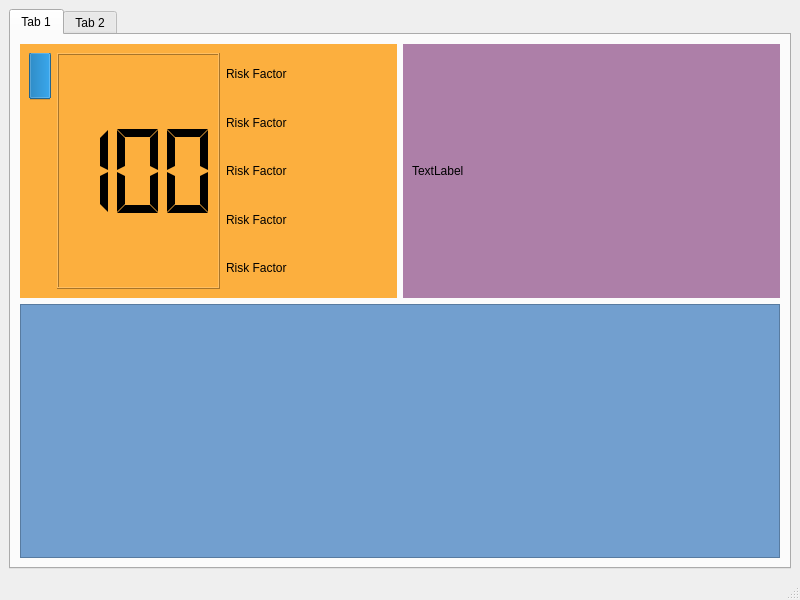
This is designer/dashboard.ui in effohenteee/SafeWaze as Qt 5 draws it before an edit. The edited form follows.
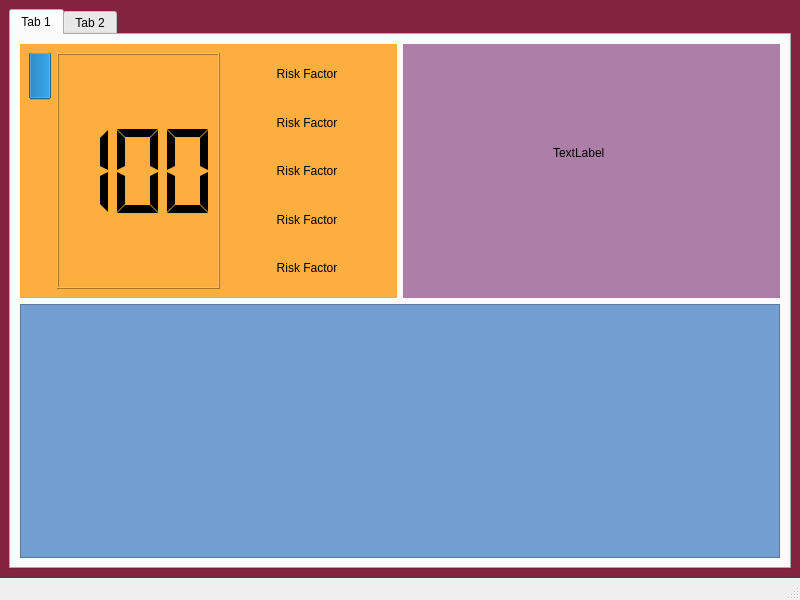
This is the edited form. Icons and pictures are not drawn.

Commit message: Add dashboard class as the main window

Diff of the .ui file:
```diff
--- a/designer/dashboard.ui
+++ b/designer/dashboard.ui
@@ -17,7 +17,10 @@
    </size>
   </property>
   <property name="windowTitle">
-   <string>MainWindow</string>
+   <string>SafeWaze Dashboard</string>
+  </property>
+  <property name="styleSheet">
+   <string notr="true">#centralwidget {background-color: rgb(131,34,65);}</string>
   </property>
   <widget class="QWidget" name="centralwidget">
    <layout class="QGridLayout" name="gridLayout">
@@ -40,18 +43,26 @@
          </attribute>
          <layout class="QVBoxLayout" name="verticalLayout_2">
           <item>
-           <layout class="QHBoxLayout" name="horizontalLayout">
+           <layout class="QVBoxLayout" name="vbox_tab_1">
+            <item>
+             <layout class="QHBoxLayout" name="hbox_info">
             <property name="spacing">
              <number>6</number>
             </property>
             <item>
-             <widget class="QWidget" name="widget_2" native="true">
+               <widget class="QWidget" name="widget_left" native="true">
               <property name="sizePolicy">
                <sizepolicy hsizetype="MinimumExpanding" vsizetype="Preferred">
                 <horstretch>0</horstretch>
                 <verstretch>0</verstretch>
                </sizepolicy>
               </property>
+                <property name="minimumSize">
+                 <size>
+                  <width>0</width>
+                  <height>240</height>
+                 </size>
+                </property>
               <property name="styleSheet">
                <string notr="true">background-color: rgb(252, 175, 62);</string>
               </property>
@@ -118,6 +129,9 @@
                    <property name="text">
                     <string>Risk Factor</string>
                    </property>
+                     <property name="alignment">
+                      <set>Qt::AlignCenter</set>
+                     </property>
                   </widget>
                  </item>
                  <item>
@@ -125,6 +139,9 @@
                    <property name="text">
                     <string>Risk Factor</string>
                    </property>
+                     <property name="alignment">
+                      <set>Qt::AlignCenter</set>
+                     </property>
                   </widget>
                  </item>
                  <item>
@@ -132,6 +149,9 @@
                    <property name="text">
                     <string>Risk Factor</string>
                    </property>
+                     <property name="alignment">
+                      <set>Qt::AlignCenter</set>
+                     </property>
                   </widget>
                  </item>
                  <item>
@@ -139,6 +159,9 @@
                    <property name="text">
                     <string>Risk Factor</string>
                    </property>
+                     <property name="alignment">
+                      <set>Qt::AlignCenter</set>
+                     </property>
                   </widget>
                  </item>
                  <item>
@@ -146,6 +169,9 @@
                    <property name="text">
                     <string>Risk Factor</string>
                    </property>
+                     <property name="alignment">
+                      <set>Qt::AlignCenter</set>
+                     </property>
                   </widget>
                  </item>
                 </layout>
@@ -154,25 +180,35 @@
              </widget>
             </item>
             <item>
-             <widget class="QWidget" name="widget" native="true">
+               <widget class="QWidget" name="widget_right" native="true">
               <property name="sizePolicy">
                <sizepolicy hsizetype="MinimumExpanding" vsizetype="Preferred">
                 <horstretch>0</horstretch>
                 <verstretch>0</verstretch>
                </sizepolicy>
               </property>
+                <property name="minimumSize">
+                 <size>
+                  <width>0</width>
+                  <height>240</height>
+                 </size>
+                </property>
               <property name="styleSheet">
                <string notr="true">background-color: rgb(173, 127, 168);</string>
               </property>
-              <layout class="QHBoxLayout" name="horizontalLayout_3">
-               <item>
                 <widget class="QLabel" name="label_2">
+                 <property name="geometry">
+                  <rect>
+                   <x>150</x>
+                   <y>100</y>
+                   <width>67</width>
+                   <height>17</height>
+                  </rect>
+                 </property>
                  <property name="text">
                   <string>TextLabel</string>
                  </property>
                 </widget>
-               </item>
-              </layout>
              </widget>
             </item>
            </layout>
@@ -200,12 +236,9 @@
             <property name="frameShadow">
              <enum>QFrame::Raised</enum>
             </property>
-            <layout class="QHBoxLayout" name="horizontalLayout_2">
-             <item>
-              <widget class="QWidget" name="widget_3" native="true"/>
-             </item>
-            </layout>
-           </widget>
+             </widget>
+            </item>
+           </layout>
           </item>
          </layout>
         </widget>
```
Left out of the diff: 16 changed lines with no effect on the pictures. Lines whose indentation alone changed are shown as unchanged. The commit also changes 14 other files.
